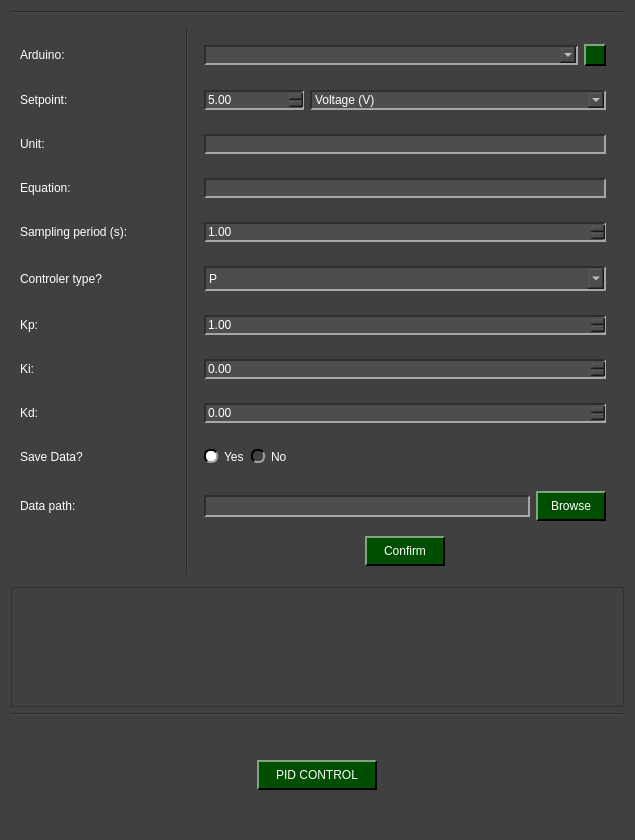
Qt form pydaq/uis/PyDAQ_pid_control_arduino_widget.ui (CayoRw/pydaq) before a commit.
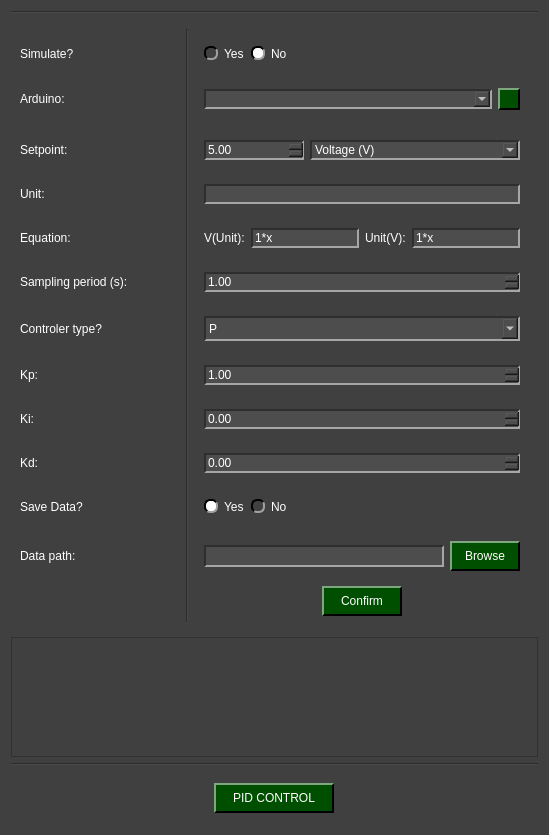
The same form after that commit. Icons and pictures are not drawn.

Commit message: working on simulate interface and equation calibration

What changed in the file:
```diff
--- a/pydaq/uis/PyDAQ_pid_control_arduino_widget.ui
+++ b/pydaq/uis/PyDAQ_pid_control_arduino_widget.ui
@@ -6,8 +6,8 @@
    <rect>
     <x>0</x>
     <y>0</y>
-    <width>635</width>
-    <height>840</height>
+    <width>549</width>
+    <height>835</height>
    </rect>
   </property>
   <property name="windowTitle">
@@ -359,80 +359,7 @@
    <item row="2" column="0">
     <widget class="QWidget" name="widget_top" native="true">
      <layout class="QGridLayout" name="gridLayout_2">
-      <item row="1" column="3">
-       <widget class="QWidget" name="widget_arduino" native="true">
-        <layout class="QHBoxLayout" name="horizontalLayout_2">
-         <item>
-          <widget class="QComboBox" name="comboBox_arduino">
-           <property name="minimumSize">
-            <size>
-             <width>0</width>
-             <height>0</height>
-            </size>
-           </property>
-           <property name="maximumSize">
-            <size>
-             <width>9000000</width>
-             <height>16777215</height>
-            </size>
-           </property>
-          </widget>
-         </item>
-         <item>
-          <widget class="QPushButton" name="reload_devices">
-           <property name="minimumSize">
-            <size>
-             <width>22</width>
-             <height>22</height>
-            </size>
-           </property>
-           <property name="maximumSize">
-            <size>
-             <width>22</width>
-             <height>22</height>
-            </size>
-           </property>
-           <property name="text">
-            <string/>
-           </property>
-          </widget>
-         </item>
-        </layout>
-       </widget>
-      </item>
-      <item row="0" column="2" rowspan="14">
-       <widget class="Line" name="line">
-        <property name="minimumSize">
-         <size>
-          <width>0</width>
-          <height>0</height>
-         </size>
-        </property>
-        <property name="orientation">
-         <enum>Qt::Orientation::Vertical</enum>
-        </property>
-       </widget>
-      </item>
-      <item row="12" column="3" alignment="Qt::AlignmentFlag::AlignHCenter">
-       <widget class="QPushButton" name="pushButton_confirm">
-        <property name="minimumSize">
-         <size>
-          <width>80</width>
-          <height>30</height>
-         </size>
-        </property>
-        <property name="maximumSize">
-         <size>
-          <width>100</width>
-          <height>16777215</height>
-         </size>
-        </property>
-        <property name="text">
-         <string>Confirm</string>
-        </property>
-       </widget>
-      </item>
-      <item row="2" column="3">
+      <item row="4" column="3">
        <widget class="QWidget" name="widget_setpoint" native="true">
         <layout class="QHBoxLayout" name="horizontalLayout_3">
          <item>
@@ -494,68 +421,83 @@
         </layout>
        </widget>
       </item>
-      <item row="9" column="0">
-       <widget class="QLabel" name="label_kd">
-        <property name="minimumSize">
-         <size>
-          <width>0</width>
-          <height>30</height>
-         </size>
-        </property>
-        <property name="text">
-         <string>Kd:</string>
-        </property>
-       </widget>
-      </item>
       <item row="6" column="3">
-       <widget class="QWidget" name="widget_type" native="true">
-        <property name="minimumSize">
-         <size>
-          <width>100</width>
-          <height>0</height>
-         </size>
-        </property>
-        <layout class="QHBoxLayout" name="horizontalLayout_7">
+       <widget class="QWidget" name="widget_equation" native="true">
+        <layout class="QHBoxLayout" name="horizontalLayout_9">
          <item>
-          <widget class="QComboBox" name="comboBox_type">
-           <property name="minimumSize">
-            <size>
-             <width>0</width>
-             <height>25</height>
-            </size>
+          <widget class="QLabel" name="label_vunit">
+           <property name="text">
+            <string>V(Unit):</string>
            </property>
-           <property name="maximumSize">
+          </widget>
+         </item>
+         <item>
+          <widget class="QLineEdit" name="lineEdit_equationvu">
+           <property name="text">
+            <string>1*x</string>
+           </property>
+          </widget>
+         </item>
+         <item>
+          <widget class="QLabel" name="label_unitv">
+           <property name="text">
+            <string>Unit(V):</string>
+           </property>
+          </widget>
+         </item>
+         <item>
+          <widget class="QLineEdit" name="lineEdit_equationuv">
+           <property name="text">
+            <string>1*x</string>
+           </property>
+          </widget>
+         </item>
+        </layout>
+       </widget>
+      </item>
+      <item row="12" column="3">
+       <widget class="QWidget" name="widget_save" native="true">
+        <layout class="QHBoxLayout" name="horizontalLayout_12">
+         <item>
+          <widget class="QRadioButton" name="yes_save_radio">
+           <property name="text">
+            <string>Yes</string>
+           </property>
+           <property name="checked">
+            <bool>true</bool>
+           </property>
+           <attribute name="buttonGroup">
+            <string notr="true">save_radio_group</string>
+           </attribute>
+          </widget>
+         </item>
+         <item>
+          <widget class="QRadioButton" name="no_save_radio">
+           <property name="text">
+            <string>No</string>
+           </property>
+           <attribute name="buttonGroup">
+            <string notr="true">save_radio_group</string>
+           </attribute>
+          </widget>
+         </item>
+         <item>
+          <spacer name="horizontalSpacer">
+           <property name="orientation">
+            <enum>Qt::Orientation::Horizontal</enum>
+           </property>
+           <property name="sizeHint" stdset="0">
             <size>
-             <width>9000000</width>
-             <height>16777215</height>
+             <width>40</width>
+             <height>20</height>
             </size>
            </property>
-           <item>
-            <property name="text">
-             <string>P</string>
-            </property>
-           </item>
-           <item>
-            <property name="text">
-             <string>PI</string>
-            </property>
-           </item>
-           <item>
-            <property name="text">
-             <string>PD</string>
-            </property>
-           </item>
-           <item>
-            <property name="text">
-             <string>PID</string>
-            </property>
-           </item>
-          </widget>
+          </spacer>
          </item>
         </layout>
        </widget>
       </item>
-      <item row="5" column="3">
+      <item row="7" column="3">
        <widget class="QWidget" name="widget_period" native="true">
         <layout class="QHBoxLayout" name="horizontalLayout_8">
          <item>
@@ -574,52 +516,82 @@
         </layout>
        </widget>
       </item>
-      <item row="6" column="0">
-       <widget class="QLabel" name="label_type">
-        <property name="minimumSize">
-         <size>
-          <width>0</width>
-          <height>30</height>
-         </size>
-        </property>
-        <property name="toolTip">
-         <string>&lt;html&gt;&lt;head/&gt;&lt;body&gt;&lt;p&gt;&lt;img src=&quot;:/imgs/imgs/PID_Flow.png&quot;/&gt;&lt;/p&gt;&lt;/body&gt;&lt;/html&gt;</string>
-        </property>
-        <property name="text">
-         <string>Controler type? </string>
-        </property>
-       </widget>
-      </item>
-      <item row="3" column="3" alignment="Qt::AlignmentFlag::AlignVCenter">
-       <widget class="QWidget" name="widget_unit" native="true">
-        <layout class="QHBoxLayout" name="horizontalLayout">
-         <item>
-          <widget class="QLineEdit" name="lineEdit_unit"/>
-         </item>
-        </layout>
-       </widget>
-      </item>
       <item row="11" column="0">
+       <widget class="QLabel" name="label_kd">
+        <property name="minimumSize">
+         <size>
+          <width>0</width>
+          <height>30</height>
+         </size>
+        </property>
+        <property name="text">
+         <string>Kd:</string>
+        </property>
+       </widget>
+      </item>
+      <item row="2" column="0">
+       <widget class="QLabel" name="label_arduino">
+        <property name="minimumSize">
+         <size>
+          <width>154</width>
+          <height>30</height>
+         </size>
+        </property>
+        <property name="maximumSize">
+         <size>
+          <width>160</width>
+          <height>16777215</height>
+         </size>
+        </property>
+        <property name="text">
+         <string>Arduino:</string>
+        </property>
+       </widget>
+      </item>
+      <item row="9" column="0">
+       <widget class="QLabel" name="label_kp">
+        <property name="minimumSize">
+         <size>
+          <width>0</width>
+          <height>30</height>
+         </size>
+        </property>
+        <property name="text">
+         <string>Kp:</string>
+        </property>
+       </widget>
+      </item>
+      <item row="6" column="1">
+       <widget class="QLabel" name="label_i_equation">
+        <property name="maximumSize">
+         <size>
+          <width>24</width>
+          <height>16777215</height>
+         </size>
+        </property>
+        <property name="toolTip">
+         <string>&lt;html&gt;&lt;head/&gt;&lt;body&gt;&lt;p&gt;&lt;span style=&quot; font-size:14pt;&quot;&gt;The equation should be written in the for: Ax²+Bx+C&lt;/span&gt;&lt;/p&gt;&lt;/body&gt;&lt;/html&gt;</string>
+        </property>
+        <property name="text">
+         <string>&lt;!DOCTYPE HTML PUBLIC &quot;-//W3C//DTD HTML 4.0//EN&quot; &quot;http://www.w3.org/TR/REC-html40/strict.dtd&quot;&gt;
+&lt;html&gt;&lt;head&gt;&lt;meta name=&quot;qrichtext&quot; content=&quot;1&quot; /&gt;&lt;meta charset=&quot;utf-8&quot; /&gt;&lt;style type=&quot;text/css&quot;&gt;
+p, li { white-space: pre-wrap; }
+hr { height: 1px; border-width: 0; }
+li.unchecked::marker { content: &quot;\2610&quot;; }
+li.checked::marker { content: &quot;\2612&quot;; }
+&lt;/style&gt;&lt;/head&gt;&lt;body style=&quot; font-family:'Helvetica'; font-size:12pt; font-weight:400; font-style:normal;&quot;&gt;
+&lt;p style=&quot; margin-top:12px; margin-bottom:12px; margin-left:0px; margin-right:0px; -qt-block-indent:0; text-indent:0px;&quot;&gt;&lt;img src=&quot;:/imgs/imgs/inform.png&quot; /&gt;&lt;/p&gt;&lt;/body&gt;&lt;/html&gt;</string>
+        </property>
+       </widget>
+      </item>
+      <item row="13" column="0">
        <widget class="QLabel" name="label_path">
         <property name="text">
          <string>Data path:</string>
         </property>
        </widget>
       </item>
-      <item row="5" column="0">
-       <widget class="QLabel" name="label_periody">
-        <property name="minimumSize">
-         <size>
-          <width>0</width>
-          <height>30</height>
-         </size>
-        </property>
-        <property name="text">
-         <string>Sampling period (s):</string>
-        </property>
-       </widget>
-      </item>
-      <item row="2" column="0">
+      <item row="4" column="0">
        <widget class="QLabel" name="label_setpoint">
         <property name="minimumSize">
          <size>
@@ -632,36 +604,20 @@
         </property>
        </widget>
       </item>
-      <item row="7" column="0">
-       <widget class="QLabel" name="label_kp">
-        <property name="minimumSize">
-         <size>
-          <width>0</width>
-          <height>30</height>
-         </size>
-        </property>
-        <property name="text">
-         <string>Kp:</string>
-        </property>
-       </widget>
-      </item>
       <item row="10" column="0">
-       <widget class="QLabel" name="label">
+       <widget class="QLabel" name="label_ki">
+        <property name="minimumSize">
+         <size>
+          <width>0</width>
+          <height>30</height>
+         </size>
+        </property>
         <property name="text">
-         <string>Save Data?</string>
+         <string>Ki:</string>
         </property>
        </widget>
       </item>
-      <item row="4" column="3">
-       <widget class="QWidget" name="widget_equation" native="true">
-        <layout class="QHBoxLayout" name="horizontalLayout_9">
-         <item>
-          <widget class="QLineEdit" name="lineEdit_equation"/>
-         </item>
-        </layout>
-       </widget>
-      </item>
-      <item row="7" column="3">
+      <item row="9" column="3">
        <widget class="QWidget" name="widget_kp" native="true">
         <layout class="QHBoxLayout" name="horizontalLayout_6">
          <item>
@@ -677,8 +633,68 @@
         </layout>
        </widget>
       </item>
-      <item row="3" column="0">
-       <widget class="QLabel" name="label_unit">
+      <item row="5" column="3" alignment="Qt::AlignmentFlag::AlignVCenter">
+       <widget class="QWidget" name="widget_unit" native="true">
+        <layout class="QHBoxLayout" name="horizontalLayout">
+         <item>
+          <widget class="QLineEdit" name="lineEdit_unit"/>
+         </item>
+        </layout>
+       </widget>
+      </item>
+      <item row="8" column="1">
+       <widget class="QLabel" name="label_i_type">
+        <property name="toolTip">
+         <string>&lt;html&gt;&lt;head/&gt;&lt;body&gt;&lt;p&gt;&lt;img src=&quot;:/imgs/imgs/PID_Flow.png&quot;/&gt;&lt;/p&gt;&lt;/body&gt;&lt;/html&gt;</string>
+        </property>
+        <property name="text">
+         <string>&lt;html&gt;&lt;head/&gt;&lt;body&gt;&lt;p&gt;&lt;img src=&quot;:/imgs/imgs/inform.png&quot;/&gt;&lt;/p&gt;&lt;/body&gt;&lt;/html&gt;</string>
+        </property>
+       </widget>
+      </item>
+      <item row="2" column="3">
+       <widget class="QWidget" name="widget_arduino" native="true">
+        <layout class="QHBoxLayout" name="horizontalLayout_2">
+         <item>
+          <widget class="QComboBox" name="comboBox_arduino">
+           <property name="minimumSize">
+            <size>
+             <width>0</width>
+             <height>0</height>
+            </size>
+           </property>
+           <property name="maximumSize">
+            <size>
+             <width>9000000</width>
+             <height>16777215</height>
+            </size>
+           </property>
+          </widget>
+         </item>
+         <item>
+          <widget class="QPushButton" name="reload_devices">
+           <property name="minimumSize">
+            <size>
+             <width>22</width>
+             <height>22</height>
+            </size>
+           </property>
+           <property name="maximumSize">
+            <size>
+             <width>22</width>
+             <height>22</height>
+            </size>
+           </property>
+           <property name="text">
+            <string/>
+           </property>
+          </widget>
+         </item>
+        </layout>
+       </widget>
+      </item>
+      <item row="7" column="0">
+       <widget class="QLabel" name="label_periody">
         <property name="minimumSize">
          <size>
           <width>0</width>
@@ -686,56 +702,40 @@
          </size>
         </property>
         <property name="text">
-         <string>Unit:</string>
+         <string>Sampling period (s):</string>
         </property>
        </widget>
       </item>
-      <item row="8" column="3">
-       <widget class="QWidget" name="widget_ki" native="true">
-        <layout class="QHBoxLayout" name="horizontalLayout_4">
-         <item>
-          <widget class="QDoubleSpinBox" name="doubleSpinBox_ki">
-           <property name="singleStep">
-            <double>0.100000000000000</double>
-           </property>
-          </widget>
-         </item>
-        </layout>
-       </widget>
-      </item>
       <item row="8" column="0">
-       <widget class="QLabel" name="label_ki">
+       <widget class="QLabel" name="label_type">
         <property name="minimumSize">
          <size>
           <width>0</width>
           <height>30</height>
          </size>
         </property>
-        <property name="text">
-         <string>Ki:</string>
+        <property name="toolTip">
+         <string>&lt;html&gt;&lt;head/&gt;&lt;body&gt;&lt;p&gt;&lt;img src=&quot;:/imgs/imgs/PID_Flow.png&quot;/&gt;&lt;/p&gt;&lt;/body&gt;&lt;/html&gt;</string>
         </property>
-       </widget>
-      </item>
-      <item row="1" column="0">
-       <widget class="QLabel" name="label_arduino">
-        <property name="minimumSize">
-         <size>
-          <width>154</width>
-          <height>30</height>
-         </size>
-        </property>
-        <property name="maximumSize">
-         <size>
-          <width>160</width>
-          <height>16777215</height>
-         </size>
-        </property>
         <property name="text">
-         <string>Arduino:</string>
+         <string>Controler type? </string>
         </property>
        </widget>
       </item>
       <item row="11" column="3" alignment="Qt::AlignmentFlag::AlignVCenter">
+       <widget class="QWidget" name="widget_kd" native="true">
+        <layout class="QHBoxLayout" name="horizontalLayout_5">
+         <item>
+          <widget class="QDoubleSpinBox" name="doubleSpinBox_kd">
+           <property name="singleStep">
+            <double>0.100000000000000</double>
+           </property>
+          </widget>
+         </item>
+        </layout>
+       </widget>
+      </item>
+      <item row="13" column="3" alignment="Qt::AlignmentFlag::AlignVCenter">
        <widget class="QWidget" name="widget_path" native="true">
         <layout class="QHBoxLayout" name="horizontalLayout_10">
          <item>
@@ -764,62 +764,53 @@
         </layout>
        </widget>
       </item>
-      <item row="9" column="3" alignment="Qt::AlignmentFlag::AlignVCenter">
-       <widget class="QWidget" name="widget_kd" native="true">
-        <layout class="QHBoxLayout" name="horizontalLayout_5">
-         <item>
-          <widget class="QDoubleSpinBox" name="doubleSpinBox_kd">
-           <property name="singleStep">
-            <double>0.100000000000000</double>
-           </property>
-          </widget>
-         </item>
-        </layout>
+      <item row="0" column="2" rowspan="16">
+       <widget class="Line" name="line">
+        <property name="minimumSize">
+         <size>
+          <width>0</width>
+          <height>0</height>
+         </size>
+        </property>
+        <property name="orientation">
+         <enum>Qt::Orientation::Vertical</enum>
+        </property>
+       </widget>
+      </item>
+      <item row="12" column="0">
+       <widget class="QLabel" name="label_save">
+        <property name="text">
+         <string>Save Data?</string>
+        </property>
+       </widget>
+      </item>
+      <item row="5" column="0">
+       <widget class="QLabel" name="label_unit">
+        <property name="minimumSize">
+         <size>
+          <width>0</width>
+          <height>30</height>
+         </size>
+        </property>
+        <property name="text">
+         <string>Unit:</string>
+        </property>
        </widget>
       </item>
       <item row="10" column="3">
-       <widget class="QWidget" name="widget" native="true">
-        <layout class="QHBoxLayout" name="horizontalLayout_12">
+       <widget class="QWidget" name="widget_ki" native="true">
+        <layout class="QHBoxLayout" name="horizontalLayout_4">
          <item>
-          <widget class="QRadioButton" name="yes_save_radio">
-           <property name="text">
-            <string>Yes</string>
+          <widget class="QDoubleSpinBox" name="doubleSpinBox_ki">
+           <property name="singleStep">
+            <double>0.100000000000000</double>
            </property>
-           <property name="checked">
-            <bool>true</bool>
-           </property>
-           <attribute name="buttonGroup">
-            <string notr="true">save_radio_group</string>
-           </attribute>
           </widget>
          </item>
-         <item>
-          <widget class="QRadioButton" name="no_save_radio">
-           <property name="text">
-            <string>No</string>
-           </property>
-           <attribute name="buttonGroup">
-            <string notr="true">save_radio_group</string>
-           </attribute>
-          </widget>
-         </item>
-         <item>
-          <spacer name="horizontalSpacer">
-           <property name="orientation">
-            <enum>Qt::Orientation::Horizontal</enum>
-           </property>
-           <property name="sizeHint" stdset="0">
-            <size>
-             <width>40</width>
-             <height>20</height>
-            </size>
-           </property>
-          </spacer>
-         </item>
         </layout>
        </widget>
       </item>
-      <item row="4" column="0">
+      <item row="6" column="0">
        <widget class="QLabel" name="label_equation">
         <property name="minimumSize">
          <size>
@@ -844,11 +835,17 @@
         </property>
        </widget>
       </item>
-      <item row="4" column="1">
-       <widget class="QLabel" name="label_i_equation">
+      <item row="14" column="3" alignment="Qt::AlignmentFlag::AlignHCenter">
+       <widget class="QPushButton" name="pushButton_confirm">
+        <property name="minimumSize">
+         <size>
+          <width>80</width>
+          <height>30</height>
+         </size>
+        </property>
         <property name="maximumSize">
          <size>
-          <width>24</width>
+          <width>100</width>
           <height>16777215</height>
          </size>
         </property>
@@ -856,27 +853,107 @@
          <string>&lt;html&gt;&lt;head/&gt;&lt;body&gt;&lt;p&gt;&lt;span style=&quot; font-size:14pt;&quot;&gt;The equation should be written in the for: Ax²+Bx+C&lt;/span&gt;&lt;/p&gt;&lt;/body&gt;&lt;/html&gt;</string>
         </property>
         <property name="text">
-         <string>&lt;!DOCTYPE HTML PUBLIC &quot;-//W3C//DTD HTML 4.0//EN&quot; &quot;http://www.w3.org/TR/REC-html40/strict.dtd&quot;&gt;
-&lt;html&gt;&lt;head&gt;&lt;meta name=&quot;qrichtext&quot; content=&quot;1&quot; /&gt;&lt;meta charset=&quot;utf-8&quot; /&gt;&lt;style type=&quot;text/css&quot;&gt;
-p, li { white-space: pre-wrap; }
-hr { height: 1px; border-width: 0; }
-li.unchecked::marker { content: &quot;\2610&quot;; }
-li.checked::marker { content: &quot;\2612&quot;; }
-&lt;/style&gt;&lt;/head&gt;&lt;body style=&quot; font-family:'Helvetica'; font-size:12pt; font-weight:400; font-style:normal;&quot;&gt;
-&lt;p style=&quot; margin-top:12px; margin-bottom:12px; margin-left:0px; margin-right:0px; -qt-block-indent:0; text-indent:0px;&quot;&gt;&lt;img src=&quot;:/imgs/imgs/inform.png&quot; /&gt;&lt;/p&gt;&lt;/body&gt;&lt;/html&gt;</string>
+         <string>Confirm</string>
         </property>
        </widget>
       </item>
-      <item row="6" column="1">
-       <widget class="QLabel" name="label_i_type">
-        <property name="toolTip">
-         <string>&lt;html&gt;&lt;head/&gt;&lt;body&gt;&lt;p&gt;&lt;img src=&quot;:/imgs/imgs/PID_Flow.png&quot;/&gt;&lt;/p&gt;&lt;/body&gt;&lt;/html&gt;</string>
+      <item row="8" column="3">
+       <widget class="QWidget" name="widget_type" native="true">
+        <property name="minimumSize">
+         <size>
+          <width>100</width>
+          <height>0</height>
+         </size>
         </property>
+        <layout class="QHBoxLayout" name="horizontalLayout_7">
+         <item>
+          <widget class="QComboBox" name="comboBox_type">
+           <property name="minimumSize">
+            <size>
+             <width>0</width>
+             <height>25</height>
+            </size>
+           </property>
+           <property name="maximumSize">
+            <size>
+             <width>9000000</width>
+             <height>16777215</height>
+            </size>
+           </property>
+           <item>
+            <property name="text">
+             <string>P</string>
+            </property>
+           </item>
+           <item>
+            <property name="text">
+             <string>PI</string>
+            </property>
+           </item>
+           <item>
+            <property name="text">
+             <string>PD</string>
+            </property>
+           </item>
+           <item>
+            <property name="text">
+             <string>PID</string>
+            </property>
+           </item>
+          </widget>
+         </item>
+        </layout>
+       </widget>
+      </item>
+      <item row="1" column="0">
+       <widget class="QLabel" name="label_simulate">
         <property name="text">
-         <string>&lt;html&gt;&lt;head/&gt;&lt;body&gt;&lt;p&gt;&lt;img src=&quot;:/imgs/imgs/inform.png&quot;/&gt;&lt;/p&gt;&lt;/body&gt;&lt;/html&gt;</string>
+         <string>Simulate?</string>
         </property>
        </widget>
       </item>
+      <item row="1" column="3">
+       <widget class="QWidget" name="widget_simulate" native="true">
+        <layout class="QHBoxLayout" name="horizontalLayout_11">
+         <item>
+          <widget class="QRadioButton" name="yes_simulate_radio">
+           <property name="text">
+            <string>Yes</string>
+           </property>
+           <attribute name="buttonGroup">
+            <string notr="true">simulate_radio_group</string>
+           </attribute>
+          </widget>
+         </item>
+         <item>
+          <widget class="QRadioButton" name="no_simulate_radio">
+           <property name="text">
+            <string>No</string>
+           </property>
+           <property name="checked">
+            <bool>true</bool>
+           </property>
+           <attribute name="buttonGroup">
+            <string notr="true">simulate_radio_group</string>
+           </attribute>
+          </widget>
+         </item>
+         <item>
+          <spacer name="horizontalSpacer_2">
+           <property name="orientation">
+            <enum>Qt::Orientation::Horizontal</enum>
+           </property>
+           <property name="sizeHint" stdset="0">
+            <size>
+             <width>40</width>
+             <height>20</height>
+            </size>
+           </property>
+          </spacer>
+         </item>
+        </layout>
+       </widget>
+      </item>
      </layout>
     </widget>
    </item>
```
Left out of the diff: 4 changed lines with no effect on the pictures. The commit also changes 16 other files.
